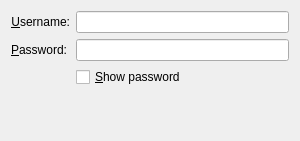
netrunner-debian-kde-extras/networkmanagement, file libs/ui/security/leap.ui: the form before one commit.
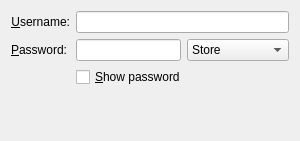
The form after the commit. Custom widgets are drawn as their Qt base class.

Diff of the .ui file:
```diff
--- a/libs/ui/security/leap.ui
+++ b/libs/ui/security/leap.ui
@@ -40,13 +40,6 @@
      </property>
     </widget>
    </item>
-   <item row="1" column="1">
-    <widget class="KLineEdit" name="lePassword">
-     <property name="passwordMode">
-      <bool>true</bool>
-     </property>
-    </widget>
-   </item>
    <item row="2" column="1">
     <widget class="QCheckBox" name="chkShowPass">
      <property name="text">
@@ -67,6 +60,36 @@
      </property>
     </spacer>
    </item>
+   <item row="1" column="1">
+    <layout class="QHBoxLayout" name="horizontalLayout">
+     <item>
+      <widget class="KLineEdit" name="lePassword">
+       <property name="passwordMode">
+        <bool>true</bool>
+       </property>
+      </widget>
+     </item>
+     <item>
+      <widget class="KComboBox" name="cmbPasswordStorage">
+       <item>
+        <property name="text">
+         <string>Store</string>
+        </property>
+       </item>
+       <item>
+        <property name="text">
+         <string>Always Ask</string>
+        </property>
+       </item>
+       <item>
+        <property name="text">
+         <string>Not Required</string>
+        </property>
+       </item>
+      </widget>
+     </item>
+    </layout>
+   </item>
   </layout>
  </widget>
  <customwidgets>
@@ -75,6 +98,11 @@
    <extends>QLineEdit</extends>
    <header>klineedit.h</header>
   </customwidget>
+  <customwidget>
+   <class>KComboBox</class>
+   <extends>QComboBox</extends>
+   <header>kcombobox.h</header>
+  </customwidget>
  </customwidgets>
  <resources/>
  <connections/>
```
